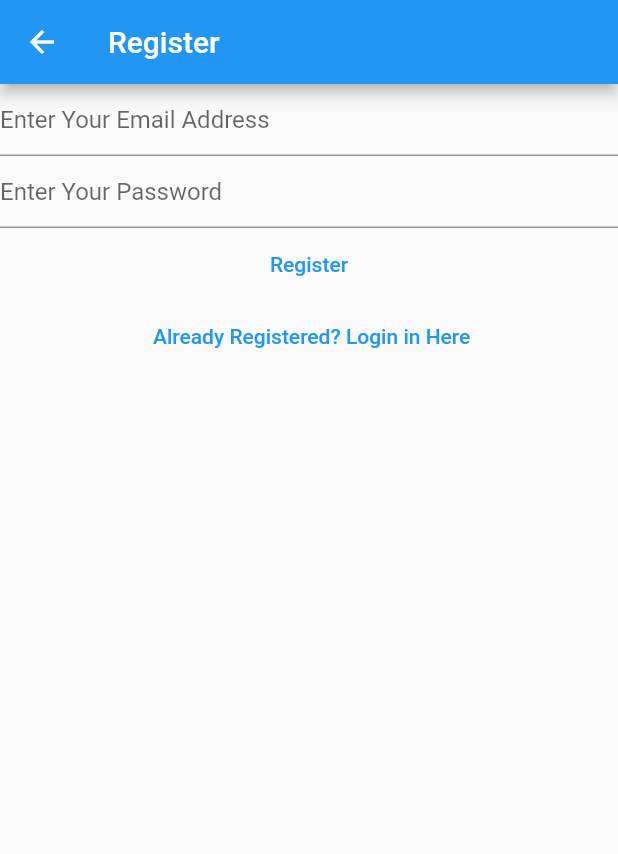
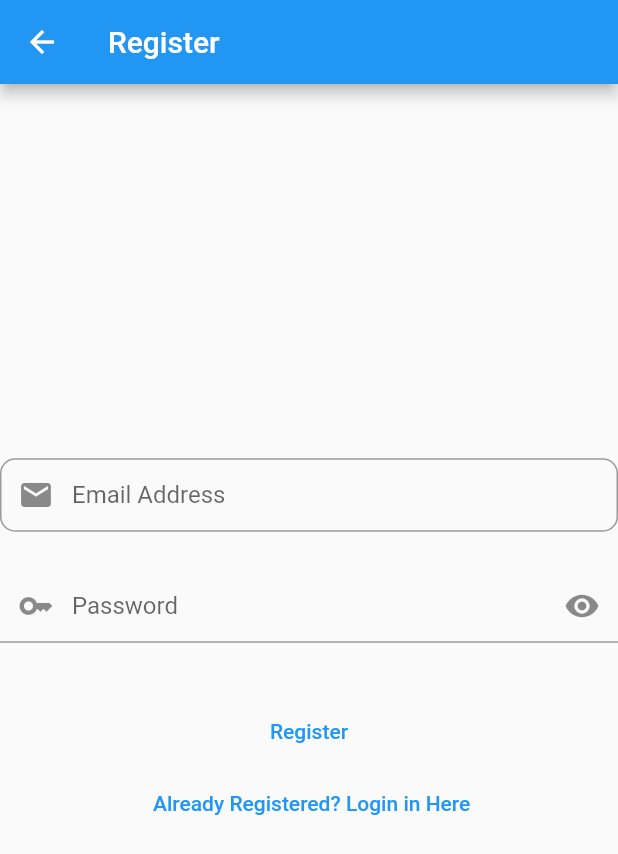
Before and after one commit to MU3M4/flutter, a Flutter app: the RegisterView screen opened by its route, on a phone screen of 412 x 824 dp. Shown: the top 854 px of the screen. Run offline on Flutter 3.47's test engine with Material 2 defaults, Android fonts, the phone set to English and light mode, and no system bars; our stand-ins replace firebase_auth, firebase_core; missing offline and left inert: dart:html; accounts and stored records are empty; network calls fail.

```diff
--- a/lib/views/register_view.dart
+++ b/lib/views/register_view.dart
@@ -14,6 +14,7 @@ class RegisterView extends StatefulWidget {
 class _RegisterViewState extends State<RegisterView> {
   late final TextEditingController _email;
   late final TextEditingController _password;
+  bool _isObscure = true;
 
   @override
   void initState() {
@@ -31,30 +32,64 @@ class _RegisterViewState extends State<RegisterView> {
 
   @override
   Widget build(BuildContext context) {
+    // ignore: unused_label
+    //removes the debug icon
+    debugShowCheckedModeBanner:
+    false;
     return Scaffold(
       appBar: AppBar(
         title: const Text('Register'),
       ),
-      body: Column(
-        children: [
+      body: Center(
+        child: SingleChildScrollView(
+          child: Column(
+            mainAxisAlignment: MainAxisAlignment.center,
+            crossAxisAlignment: CrossAxisAlignment.center,
+            children: <Widget>[
               TextField(
                 controller: _email,
                 enableSuggestions: false,
                 autocorrect: false,
                 keyboardType: TextInputType.emailAddress,
-            decoration: const InputDecoration(
-
-              hintText: 'Enter Your Email Address',
+                decoration: InputDecoration(
+                  prefixIcon: const Icon(Icons.mail),
+                  contentPadding:
+                      const EdgeInsets.fromLTRB(20.0, 15.0, 20.0, 15.0),
+                  hintText: 'Email Address',
+                  border: OutlineInputBorder(
+                    borderRadius: BorderRadius.circular(10),
                   ),
+                  focusedBorder: const OutlineInputBorder(),
+                ),
+                textInputAction: TextInputAction.next,
+              ),
+              const SizedBox(
+                height: 25,
               ),
               TextField(
                 controller: _password,
-            obscureText: true,
+                obscureText: _isObscure,
                 enableSuggestions: false,
                 autocorrect: false,
-            decoration: const InputDecoration(
-              hintText: 'Enter Your Password',
+                decoration: InputDecoration(
+                    hintText: 'Password',
+                    prefixIcon: const Icon(Icons.key),
+                    contentPadding:
+                        const EdgeInsets.fromLTRB(20.0, 15.0, 20.0, 15.0),
+                    suffixIcon: IconButton(
+                      icon: Icon(
+                          _isObscure ? Icons.visibility : Icons.visibility_off),
+                      onPressed: () {
+                        setState(() {
+                          _isObscure = !_isObscure;
+                        });
+                      },
                     ),
+                    ),
+                    textInputAction: TextInputAction.done,
+              ),
+              const SizedBox(
+                height: 35,
               ),
               TextButton(
                 onPressed: () async {
@@ -89,13 +124,19 @@ class _RegisterViewState extends State<RegisterView> {
                 child: const Text("Register"),
               ),
               TextButton(
+                //Padding: const EdgeInsets.fromLTRB(20, 15, 20, 15),
                 onPressed: () {
                   Navigator.of(context)
                       .pushNamedAndRemoveUntil(loginRoute, (route) => false);
                 },
                 child: const Text(' Already Registered? Login in Here'),
-          )
+              ),
+              const SizedBox(
+                height: 15,
+              ),
             ],
+          ),
+        ),
       ),
     );
   }
```
Also changed, not shown: lib/views/car_type.dart (added, +87 -0 lines), lib/views/login_view.dart (+21 -5 lines), lib/views/phone_verification.dart (+8 -4 lines), lib/views/signup.dart (added, +163 -0 lines), pubspec.lock, 1 other file. Lines whose indentation alone changed are shown as unchanged.
